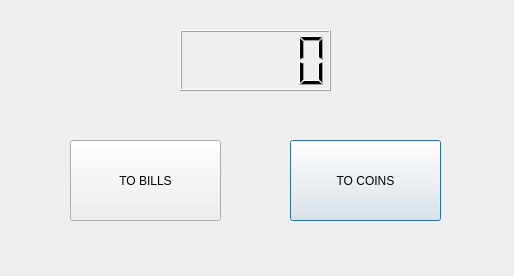
Above: main.ui from cavinpabua/Money-Changer-Machine before the change. Below: the same form after it.
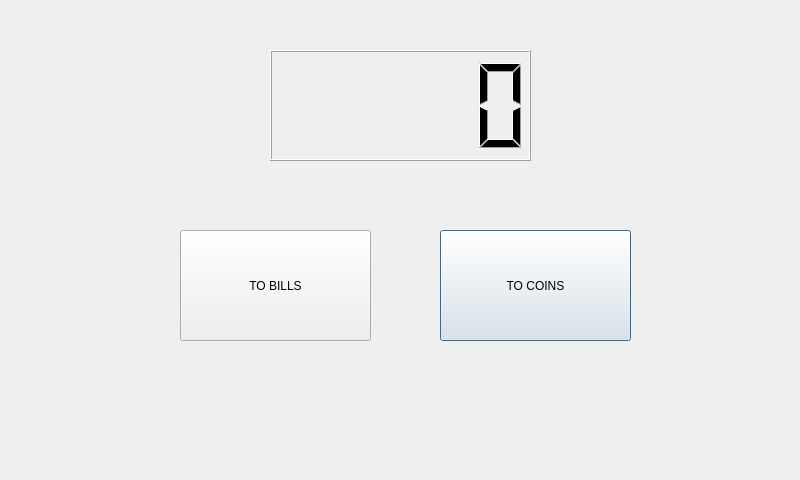
That is the form after the change.

Patch:
```diff
--- a/main.ui
+++ b/main.ui
@@ -6,8 +6,8 @@
    <rect>
     <x>0</x>
     <y>0</y>
-    <width>514</width>
-    <height>276</height>
+    <width>800</width>
+    <height>480</height>
    </rect>
   </property>
   <property name="windowTitle">
@@ -16,20 +16,20 @@
   <widget class="QLCDNumber" name="lcd_coin_counter">
    <property name="geometry">
     <rect>
-     <x>180</x>
-     <y>30</y>
-     <width>151</width>
-     <height>61</height>
+     <x>270</x>
+     <y>50</y>
+     <width>261</width>
+     <height>111</height>
     </rect>
    </property>
   </widget>
   <widget class="QPushButton" name="to_coins">
    <property name="geometry">
     <rect>
-     <x>290</x>
-     <y>140</y>
-     <width>151</width>
-     <height>81</height>
+     <x>440</x>
+     <y>230</y>
+     <width>191</width>
+     <height>111</height>
     </rect>
    </property>
    <property name="text">
@@ -39,10 +39,10 @@
   <widget class="QPushButton" name="to_bills">
    <property name="geometry">
     <rect>
-     <x>70</x>
-     <y>140</y>
-     <width>151</width>
-     <height>81</height>
+     <x>180</x>
+     <y>230</y>
+     <width>191</width>
+     <height>111</height>
     </rect>
    </property>
    <property name="text">
```
